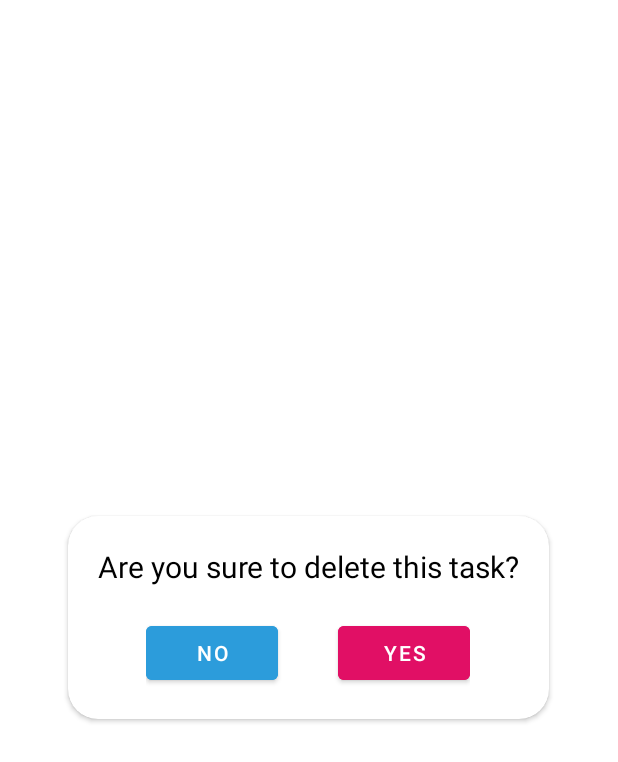
After one commit to Madina192/Geeks_4_TaskManager, an Android app: the layout alert_dialog_delete_task.xml on its own in the app's theme, with its tools: preview values and no code run, on a phone screen of 412 x 824 dp. The commit adds this screen. Shown: the top 762 px of the screen. Run offline under Robolectric (Android 15) with nearby library versions, the phone set to English and light mode, and no system bars.

Commit message:
added fun to delete tasks on long click

```diff
--- /dev/null
+++ b/app/src/main/res/layout/alert_dialog_delete_task.xml
@@ -0,0 +1,49 @@
+<?xml version="1.0" encoding="utf-8"?>
+<androidx.cardview.widget.CardView xmlns:android="http://schemas.android.com/apk/res/android"
+    android:layout_width="wrap_content"
+    android:layout_height="wrap_content"
+    xmlns:app="http://schemas.android.com/apk/res-auto"
+    android:layout_gravity="center"
+    app:cardCornerRadius="20dp"
+    >
+
+    <LinearLayout
+        android:layout_width="wrap_content"
+        android:layout_height="match_parent"
+        android:orientation="vertical"
+        android:gravity="center_horizontal"
+        android:padding="20dp"
+        android:layout_gravity="center"
+        >
+        <TextView
+            android:layout_width="wrap_content"
+            android:layout_height="wrap_content"
+            android:text="Are you sure to delete this task?"
+            android:textColor="@color/black"
+            android:textSize="20sp"
+            />
+        <LinearLayout
+            android:layout_width="wrap_content"
+            android:layout_height="wrap_content"
+            android:layout_marginTop="20dp"
+            >
+            <Button
+                android:id="@+id/btn_no"
+                android:layout_width="wrap_content"
+                android:layout_height="wrap_content"
+                android:text="No"
+                android:backgroundTint="@color/blue"
+                />
+            <Button
+                android:id="@+id/btn_yes"
+                android:layout_width="wrap_content"
+                android:layout_height="wrap_content"
+                android:text="Yes"
+                android:backgroundTint="@color/pink"
+                android:layout_marginStart="40dp"
+                />
+        </LinearLayout>
+
+    </LinearLayout>
+
+</androidx.cardview.widget.CardView>
--- a/app/src/main/res/values/colors.xml
+++ b/app/src/main/res/values/colors.xml
@@ -9,4 +9,5 @@
     <color name="white">#FFFFFFFF</color>
     <color name="blue">#2c9cdb</color>
     <color name="light_blue">#AFD1E4</color>
+    <color name="pink">#E10F65</color>
 </resources>
```
Also changed, not shown: app/src/main/java/com/example/geeks_4_taskmanager/ui/home/HomeFragment.kt (+30 -5 lines), app/src/main/java/com/example/geeks_4_taskmanager/ui/home/adapter/TaskAdapter.kt (+7 -2 lines).
